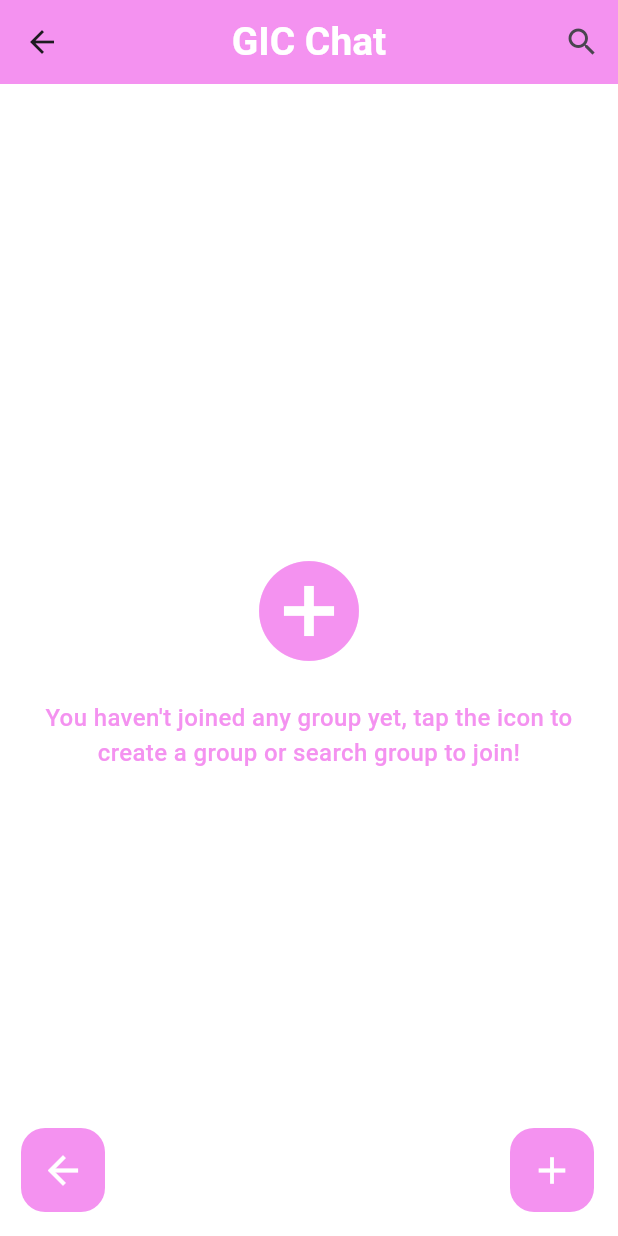
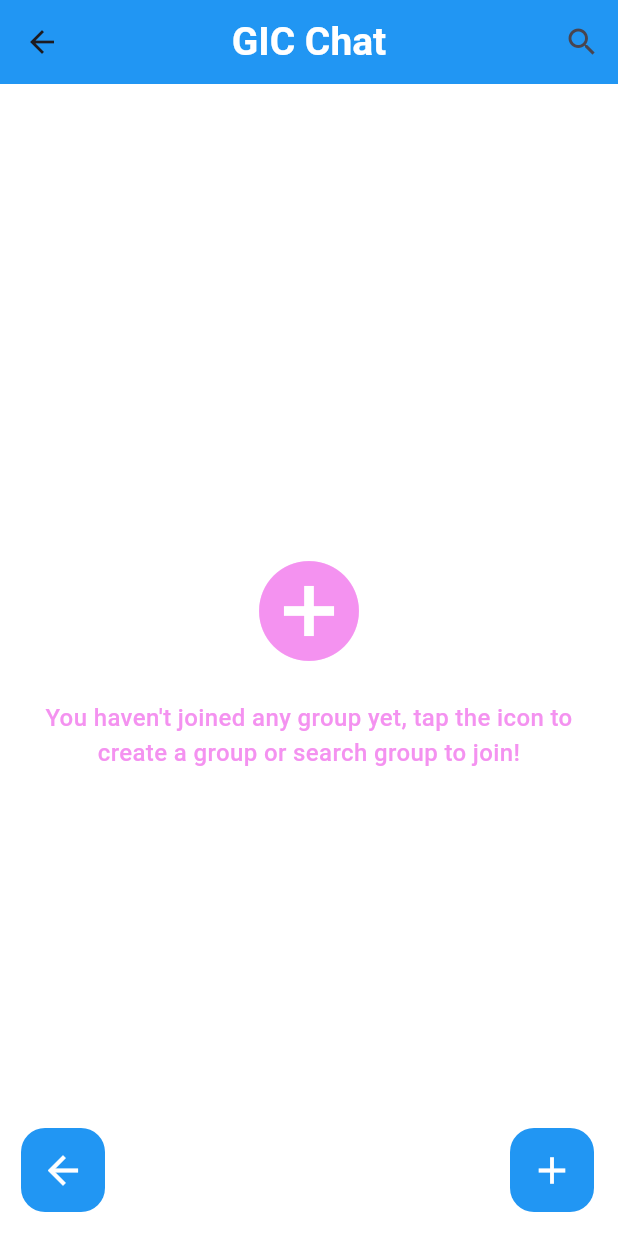
Before and after one commit to tra99/chat_app_firebase, a Flutter app: the HomeScreenChat screen opened directly, on a phone screen of 412 x 824 dp. Run offline on Flutter 3.47's test engine with Material 3 defaults, Android fonts, the phone set to English and light mode, and no system bars; our stand-ins replace animated_text_kit, carousel_slider, cloud_firestore, firebase_auth, firebase_core, flutter_spinkit and 2 more; accounts and stored records are empty.

Commit message:
fix error

```diff
--- a/lib/main.dart
+++ b/lib/main.dart
@@ -3,9 +3,6 @@ import 'package:chat_app_new_version/chatgpt/providers/models_provider.dart';
 import 'package:firebase_core/firebase_core.dart';
 import 'package:flutter/material.dart';
 import 'package:provider/provider.dart';
-
-import 'chat_classroom/screen/homescreen_chat.dart';
-import 'chat_classroom/shared/constant.dart';
 import 'chat_classroom/splashscreen/splashscreen.dart';
 
 
@@ -15,30 +12,24 @@ void main() async{
   runApp(const MyApp());
 }
 
-class MyApp extends StatefulWidget {
-  const MyApp({super.key});
+class MyApp extends StatelessWidget {
+  const MyApp({Key? key}) : super(key: key);
 
   @override
-  State<MyApp> createState() => _MyAppState();
-}
-
-class _MyAppState extends State<MyApp> {
-
   Widget build(BuildContext context) {
     return MultiProvider(
       providers: [
-        ChangeNotifierProvider(create: (_)=>ModelsProvider()),
-        ChangeNotifierProvider(create: (_)=>ChatProvider())
+        ChangeNotifierProvider(create: (_) => ModelsProvider()),
+        ChangeNotifierProvider(create: (_) => ChatProvider())
       ],
       child: MaterialApp(
         theme: ThemeData(
-          primaryColor: Constants().primaryColor,
-          scaffoldBackgroundColor: Colors.white
+          primaryColor: Colors.blue, // Replace with your desired primary color
+          scaffoldBackgroundColor: Colors.white,
         ),
         title: 'Flutter Demo',
         debugShowCheckedModeBanner: false,
-        home:  HomeScreenChat()
-
+        home: SplashPage(),
       ),
     );
   }
```
Also changed, not shown: pubspec.yaml (+7 -0 lines), assets/icons/chatIcon.jpg (added), pubspec.lock, 28 other files.
